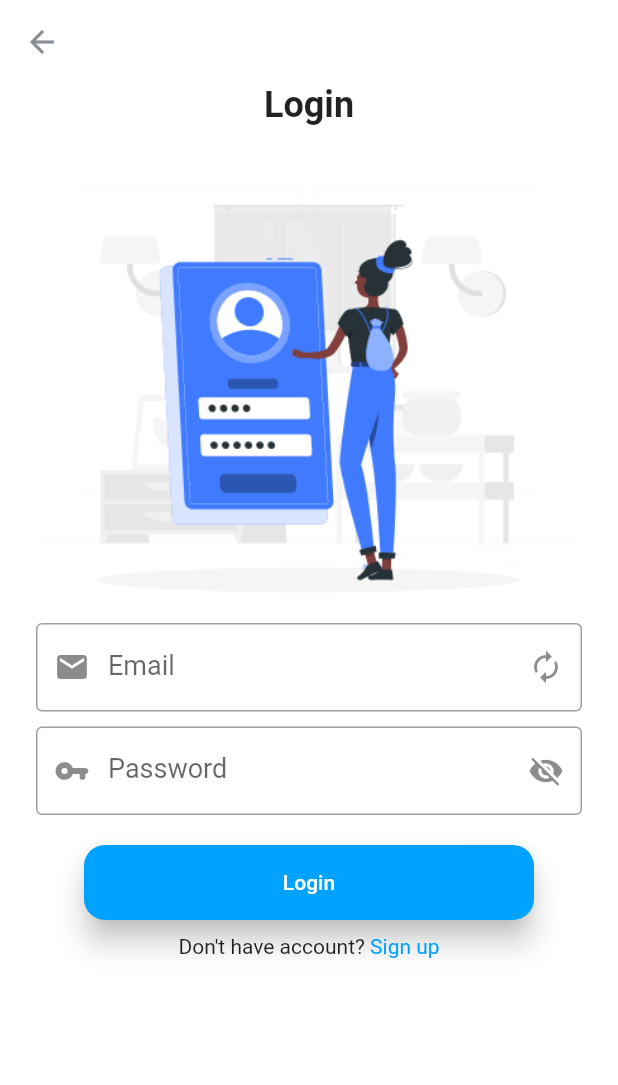
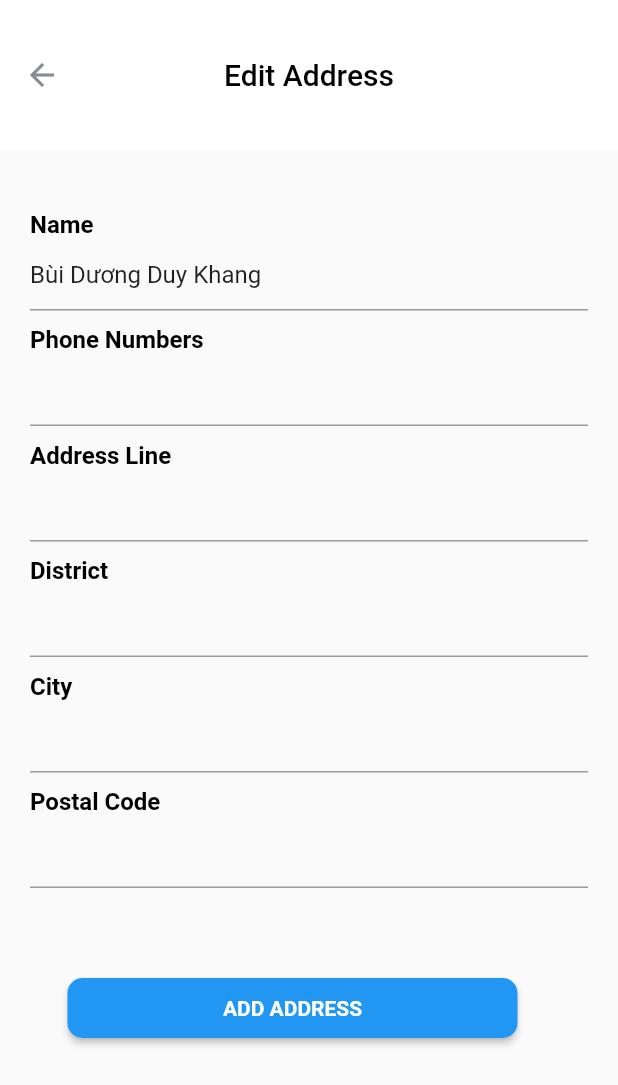
Before and after one commit to khangbdd/BookStore, a Flutter app: the screen it shows after launch, on a phone screen of 412 x 824 dp. Shown: the top 1085 px of the screen. Run offline on Flutter 3.47's test engine with Material 2 defaults, Android fonts, the phone set to English and light mode, and no system bars; our stand-ins replace flutter_svg; Roboto replaces fonts that are missing (Roboto-Bold, Roboto-Regular).

Commit message:
edit and create address

```diff
--- a/lib/main.dart
+++ b/lib/main.dart
@@ -1,9 +1,11 @@
 
 import 'package:book_store/screen/Login/login_screen.dart';
+import 'package:book_store/screen/create_address/create_address_screen.dart';
+import 'package:book_store/screen/edit_address/edit_address_screen.dart';
 import 'package:book_store/screen/welcome/welcome_screen.dart';
 import 'package:flutter/material.dart';
 
-import 'screen/Register_Activity.dart';
+import 'screen/register/Register_Activity.dart';
 import 'screen/welcome/components/body.dart';
 
 void main() {
@@ -28,7 +30,7 @@ class MyApp extends StatelessWidget {
         // is not restarted.
         primarySwatch: Colors.blue,
       ),
-      home: LoginScreen(),
+      home: EditAddressScreen(),
     );
   }
 }
--- /dev/null
+++ b/lib/screen/edit_address/Components/FillInfo.dart
@@ -0,0 +1,138 @@
+import 'package:flutter/material.dart';
+
+class FillInfo extends StatefulWidget {
+  const FillInfo({
+    Key key,
+  }) : super(key: key);
+
+  @override
+  _FillInfoState createState() => _FillInfoState();
+}
+
+class _FillInfoState extends State<FillInfo> {
+
+  final TextEditingController nameControler = TextEditingController();
+  final TextEditingController phoneNumberControler = TextEditingController();
+  final TextEditingController addressLinesControler = TextEditingController();
+  final TextEditingController districtControler = TextEditingController();
+  final TextEditingController cityControler = TextEditingController();
+  final TextEditingController postalCodeControler = TextEditingController();
+
+  @override
+  Widget build(BuildContext context) {
+
+    nameControler.text ="Bùi Dương Duy Khang"; // this is how to set and get text in TextField.
+
+    return Padding(
+        padding: EdgeInsets.symmetric(horizontal: 20),
+        child: Column(
+          crossAxisAlignment: CrossAxisAlignment.start,
+          children: [
+            Text(
+              "Name",
+              style: TextStyle(
+                  color: Colors.black,
+                  fontWeight: FontWeight.w600,
+                  fontSize: 16),
+            ),
+            TextField(
+              controller: nameControler,
+              keyboardType: TextInputType.text,
+            ),
+            SizedBox(height: 10),
+            Text(
+              "Phone Numbers",
+              style: TextStyle(
+                  color: Colors.black,
+                  fontWeight: FontWeight.w600,
+                  fontSize: 16),
+            ),
+            TextField(
+              controller: phoneNumberControler,
+              keyboardType: TextInputType.emailAddress,
+            ),
+            SizedBox(
+              height: 10,
+            ),
+            Text(
+              "Address Line",
+              style: TextStyle(
+                  color: Colors.black,
+                  fontWeight: FontWeight.w600,
+                  fontSize: 16),
+            ),
+            TextField(
+              controller: addressLinesControler,
+              keyboardType: TextInputType.text,
+            ),
+            SizedBox(
+              height: 10,
+            ),
+            Text(
+              "District",
+              style: TextStyle(
+                  color: Colors.black,
+                  fontWeight: FontWeight.w600,
+                  fontSize: 16),
+            ),
+            TextField(
+              controller: districtControler,
+              keyboardType: TextInputType.text,
+            ),
+            SizedBox(
+              height: 10,
+            ),
+            Text(
+              "City",
+              style: TextStyle(
+                  color: Colors.black,
+                  fontWeight: FontWeight.w600,
+                  fontSize: 16),
+            ),
+            TextField(
+              controller: cityControler,
+              keyboardType: TextInputType.text,
+            ),
+            SizedBox(
+              height: 10,
+            ),
+            Text(
+              "Postal Code",
+              style: TextStyle(
+                  color: Colors.black,
+                  fontWeight: FontWeight.w600,
+                  fontSize: 16),
+            ),
+            TextField(
+              controller: postalCodeControler,
+              keyboardType: TextInputType.text,
+            ),
+            SizedBox(
+              height: 60,
+            ),
+            Padding(
+              padding: EdgeInsets.symmetric(horizontal: 25),
+              child: SizedBox(
+                width: 300,
+                height: 40,
+                child: ElevatedButton(
+                    onPressed: () {},
+                    style: ElevatedButton.styleFrom(
+                        shape: const RoundedRectangleBorder(
+                            borderRadius: const BorderRadius.all(
+                                Radius.circular(10)))),
+                    child: Container(
+                      child: Text(
+                        "ADD ADDRESS",
+                        style: TextStyle(
+                            fontSize: 14,
+                            fontFamily: "Roboto-Bold",
+                            fontWeight: FontWeight.w600),
+                      ),
+                    )),
+              ),
+            )
+          ],
+        ));
+  }
+}
--- /dev/null
+++ b/lib/screen/edit_address/edit_address_screen.dart
@@ -0,0 +1,47 @@
+import 'package:flutter/cupertino.dart';
+import 'package:flutter/material.dart';
+
+import 'Components/FillInfo.dart';
+
+class EditAddressScreen extends StatelessWidget {
+  const EditAddressScreen({Key key}) : super(key: key);
+
+  @override
+  Widget build(BuildContext context) {
+    return Scaffold(
+      appBar: _buildAppBar(),
+      body: SingleChildScrollView(
+        child: Container(
+          child: Column(
+            crossAxisAlignment: CrossAxisAlignment.start,
+            children: [
+              SizedBox(
+                height: 40,
+              ),
+              FillInfo()
+            ],
+          ),
+        ),
+      ),
+    );
+  }
+
+  AppBar _buildAppBar() {
+    return AppBar(
+      backgroundColor: Colors.white,
+      elevation: 0,
+      leading: IconButton(
+        icon: Icon(Icons.arrow_back),
+        color: Color(0xff858C94),
+        onPressed: () {},
+      ),
+      centerTitle: true,
+      title: Text(
+        "Edit Address",
+        style: TextStyle(
+            fontSize: 20, fontFamily: "Roboto-Bold", color: Colors.black),
+      ),
+      toolbarHeight: 100,
+    );
+  }
+}
--- a/lib/screen/Splash_Activity.dart
+++ b/lib/screen/splash/Splash_Activity.dart
@@ -3,8 +3,7 @@ import 'package:flutter/material.dart';
 class Splash_Activity extends StatelessWidget {
   @override
   Widget build(BuildContext context) {
-    return MaterialApp(
-        home: Scaffold(
+    return Scaffold(
       body: Container(
           decoration: BoxDecoration(
               gradient: LinearGradient(
@@ -23,6 +22,6 @@ class Splash_Activity extends StatelessWidget {
               )
             ],
           ))),
-    ));
+    );
   }
 }
--- a/pubspec.yaml
+++ b/pubspec.yaml
@@ -53,7 +53,7 @@ flutter:
     - assets/images/ic_splash.png
     - assets/images/img_wellcome.svg
     - assets/images/img_login.png
-    - - assets/images/img_login.svg
+    - assets/images/img_login.svg
 
   # An image asset can refer to one or more resolution-specific "variants", see
   # https://flutter.dev/assets-and-images/#resolution-aware.
```
Also changed, not shown: lib/screen/create_address/Components/FillInfo.dart (added, +135 -0 lines), lib/screen/create_address/create_address_screen.dart (added, +47 -0 lines), lib/screen/register/Components/register_form.dart (added, +16 -0 lines), lib/screen/register/Register_Activity.dart (renamed from lib/screen/Register_Activity.dart, +13 -6 lines).
